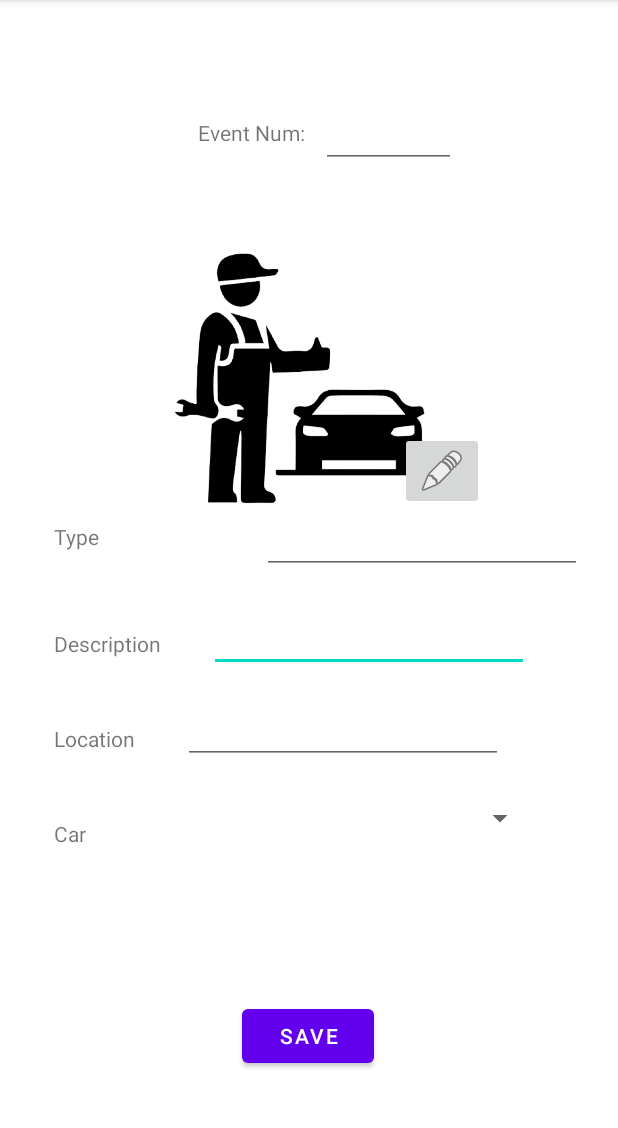
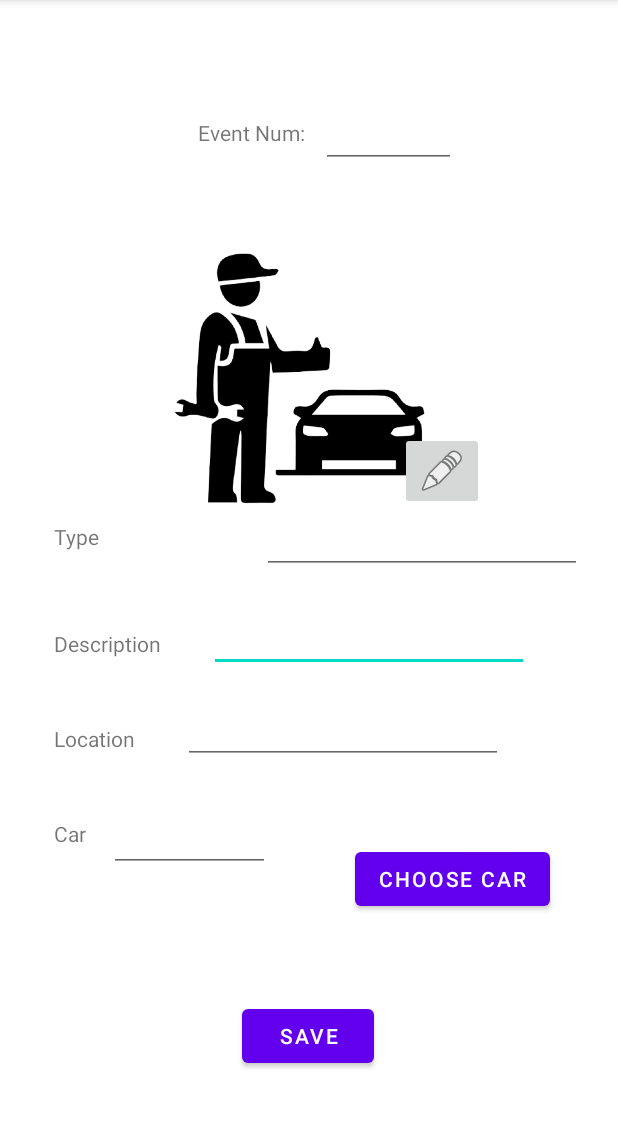
Before and after one commit to Ravit-Clark/project_FriendsOnRoad, an Android app: the fragment AddEvent shown on its own in the app's theme, after a tap on "SAVE", on a phone screen of 412 x 824 dp, the part 84-1212 px from its top. Run offline under Robolectric (Android 15) with nearby library versions, the phone set to English and light mode, and no system bars; our stand-ins replace Firebase (no records; nobody signed in at launch, a user with empty details on screens opened directly); 24 statements that could not run were skipped.

Commit message:
add car!!

```diff
--- a/app/src/main/java/com/ravit/friends_on_road/Model/Event.java
+++ b/app/src/main/java/com/ravit/friends_on_road/Model/Event.java
@@ -7,7 +7,7 @@ public class Event {
     private String type;
     private String description;
     private String location;
-    //private String car;
+    private String car;
     private String status;
     private String imgUrl;
 
@@ -65,20 +65,17 @@ public class Event {
         this.description = description;
     }
 
-    public void setLocaion(String location) {
+    public void setLocation(String location) {
         this.location = location;
     }
 
-    public String getLocaion() {
+    public String getLocation() {
         return location;
     }
-//    public void setCar(String car) {
-//        this.car = car;
-//    }
-
-
-
-//    public String getCar() {
-//        return car;
-//    }
+    public void setCar(String car) {
+        this.car = car;
+    }
+    public String getCar() {
+        return car;
+    }
 }
--- a/app/src/main/java/com/ravit/friends_on_road/Model/ModelFirebase_Event.java
+++ b/app/src/main/java/com/ravit/friends_on_road/Model/ModelFirebase_Event.java
@@ -57,8 +57,8 @@ public class ModelFirebase_Event {
         Map<String,Object> data=new HashMap<String, Object>();
         data.put("type",event.getType());
         data.put("description",event.getDescription());
-        data.put("location",event.getLocaion());
-        //data.put("car",event.getCar());
+        data.put("location",event.getLocation());
+        data.put("car",event.getCar());
         data.put("emailOwner",event.getEmailOwner());
         data.put("status",event.getStatus());
         data.put("numOfSpecificEvent",event.getNumOfSpecificEvent());
--- a/app/src/main/java/com/ravit/friends_on_road/NeedHelp.java
+++ b/app/src/main/java/com/ravit/friends_on_road/NeedHelp.java
@@ -94,7 +94,7 @@ public class NeedHelp extends Fragment {
             }
 
             Log.d("TAG", "type: "+data.get(i).getType());
-            Log.d("TAG", "location: "+data.get(i).getLocaion());
+            Log.d("TAG", "location: "+data.get(i).getLocation());
             Log.d("TAG", "descr: "+data.get(i).getDescription());
             Log.d("TAG", "num: "+data.get(i).getNumOfSpecificEvent());
             Log.d("TAG", "email: "+data.get(i).getEmailOwner());
@@ -105,7 +105,7 @@ public class NeedHelp extends Fragment {
             TextView status = view.findViewById(R.id.eventRow_status);
 
             type.setText(data.get(i).getType());
-            location.setText(data.get(i).getLocaion());
+            location.setText(data.get(i).getLocation());
             status.setText(data.get(i).getStatus());
 
             ImageView imagev = view.findViewById(R.id.eventRow_img);
--- a/app/src/main/java/com/ravit/friends_on_road/ui/ClosedEvents/AddEvent.java
+++ b/app/src/main/java/com/ravit/friends_on_road/ui/ClosedEvents/AddEvent.java
@@ -33,6 +33,7 @@ import com.ravit.friends_on_road.Model.ModelFirebase;
 import com.ravit.friends_on_road.Model.User;
 import com.ravit.friends_on_road.R;
 
+import java.util.LinkedList;
 import java.util.List;
 
 import static android.app.Activity.RESULT_CANCELED;
@@ -45,12 +46,14 @@ public class AddEvent extends Fragment  {
     EditText description;
     EditText location;
     EditText numOfEvent;
+    EditText carView;
+    Button chooseCar;
+    String carChoosen;
+    List<Car> cars;
+    CharSequence[] options;
     Button saveBtn;
+    ImageView img;
     ImageButton addImg;
-
-    String[] items;
-    List<Car> data;
-    ImageView img;
     String _numRun;
     User user1;
     String ownEmail;
@@ -64,6 +67,8 @@ public class AddEvent extends Fragment  {
         description = view.findViewById(R.id.addEvent_description);
         location = view.findViewById(R.id.addEvent_location);
         numOfEvent=view.findViewById(R.id.addEvent_numOfEvent);
+        carView=view.findViewById(R.id.addEvent_carView);
+        chooseCar=view.findViewById(R.id.addEvent_chooseCarBtn);
         saveBtn = view.findViewById(R.id.addEvent_saveBtn);
         addImg=view.findViewById(R.id.addEvent_addImgBtn);
         img = view.findViewById(R.id.addEvent_img);
@@ -95,15 +100,47 @@ public class AddEvent extends Fragment  {
 //        adapter.setDropDownViewResource(android.R.layout.simple_spinner_dropdown_item);
 //        dropdown.setAdapter(adapter);
 
+        chooseCar.setOnClickListener(new View.OnClickListener() {
+            @Override
+            public void onClick(View v) {
+                cars = new LinkedList<>();
+
+                Model.instance.getCarsByEmailOwner(ownEmail, new Model.GetCarsByEmailOwnerListener() {
+                    @Override
+                    public void onComplete(List<Car> data) {
+                        cars=data;
+                        options = new CharSequence[cars.size()];
+                        for(int i=0;i<options.length;i++){
+                            options[i]=cars.get(i).getLicensePlateNum();
+                        }
+                        AlertDialog.Builder builder = new AlertDialog.Builder(getActivity());
+                        builder.setTitle("Choose a Car:");
+                        builder.setItems(options, new DialogInterface.OnClickListener() {
+                            @Override
+                            public void onClick(DialogInterface dialog, int item) {
+                                carChoosen=options[item].toString();
+                                Log.d("TAG","car choosen: "+carChoosen);
+                                carView.setText(carChoosen);
+
+                            }
+                        });
+                        builder.show();
+                    }
+                });
+
+            }
+        });
 
 
         saveBtn.setOnClickListener(new View.OnClickListener() {
             @Override
             public void onClick(View v) {
+                Log.d("TAG","carChoosen- "+carChoosen);
                 Event event = new Event();
                 event.setType(type.getText().toString());
-                event.setLocaion(location.getText().toString());
+                event.setLocation(location.getText().toString());
                 event.setDescription(description.getText().toString());
+                event.setCar(carChoosen);
                 event.setEmailOwner(ownEmail);
                 event.openEvent();//status-open
                 event.setNumOfSpecificEvent(_numRun);
--- a/app/src/main/java/com/ravit/friends_on_road/ui/ClosedEvents/ClosedEventsList.java
+++ b/app/src/main/java/com/ravit/friends_on_road/ui/ClosedEvents/ClosedEventsList.java
@@ -97,7 +97,7 @@ public class ClosedEventsList extends Fragment {
             TextView location = view.findViewById(R.id.eventRow_location);
 
             type.setText(data.get(i).getType());
-            location.setText(data.get(i).getLocaion());
+            location.setText(data.get(i).getLocation());
 
             ImageView imagev = view.findViewById(R.id.eventRow_img);
             imagev.setTag(event.getImgUrl());
--- a/app/src/main/java/com/ravit/friends_on_road/ui/ClosedEvents/EventDetails.java
+++ b/app/src/main/java/com/ravit/friends_on_road/ui/ClosedEvents/EventDetails.java
@@ -44,7 +44,7 @@ public class EventDetails extends Fragment {
             public void onComplete(Event event) {
                 type.setText(event.getType());
                 description.setText(event.getDescription());
-                location.setText(event.getLocaion());
+                location.setText(event.getLocation());
                 //car.setText(event.getCar());
                 status.setText(event.getStatus());
 //                img.setTag(event.getImgUrl());
--- a/app/src/main/res/layout/fragment_add_event.xml
+++ b/app/src/main/res/layout/fragment_add_event.xml
@@ -75,16 +75,6 @@
         app:layout_constraintStart_toStartOf="parent"
         app:layout_constraintTop_toBottomOf="@+id/textView8" />
 
-    <Spinner
-        android:id="@+id/addEvent_carsSpinner"
-        android:layout_width="200dp"
-        android:layout_height="40dp"
-        android:layout_marginStart="100dp"
-        app:layout_constraintBottom_toBottomOf="@+id/textView10"
-        app:layout_constraintStart_toEndOf="@+id/textView10"
-        app:layout_constraintTop_toTopOf="@+id/textView10"
-        app:layout_constraintVertical_bias="1.0" />
-
     <TextView
         android:id="@+id/textView2"
         android:layout_width="wrap_content"
@@ -153,4 +143,30 @@
         app:layout_constraintStart_toEndOf="@+id/textView11"
         app:layout_constraintTop_toTopOf="@+id/textView11" />
 
+    <Button
+        android:id="@+id/addEvent_chooseCarBtn"
+        android:layout_width="wrap_content"
+        android:layout_height="wrap_content"
+        android:text="choose car"
+        app:layout_constraintBottom_toBottomOf="parent"
+        app:layout_constraintEnd_toEndOf="parent"
+        app:layout_constraintHorizontal_bias="0.839"
+        app:layout_constraintStart_toStartOf="parent"
+        app:layout_constraintTop_toTopOf="parent"
+        app:layout_constraintVertical_bias="0.781" />
+
+    <EditText
+        android:id="@+id/addEvent_carView"
+        android:layout_width="107dp"
+        android:layout_height="39dp"
+        android:layout_marginStart="15dp"
+        android:ems="10"
+        android:inputType="textPersonName"
+        app:layout_constraintBottom_toBottomOf="@+id/textView10"
+        app:layout_constraintEnd_toStartOf="@+id/addEvent_chooseCarBtn"
+        app:layout_constraintHorizontal_bias="0.0"
+        app:layout_constraintStart_toEndOf="@+id/textView10"
+        app:layout_constraintTop_toTopOf="@+id/textView10"
+        app:layout_constraintVertical_bias="0.2" />
+
 </androidx.constraintlayout.widget.ConstraintLayout>
```
Also changed, not shown: app/src/main/java/com/ravit/friends_on_road/ui/ClosedEvents/EditMyOpenEvent.java (+47 -4 lines), app/src/main/java/com/ravit/friends_on_road/ui/home/HomeFragment.java (+10 -7 lines), app/src/main/res/layout/fragment_edit_my_open_event.xml (+15 -2 lines).
